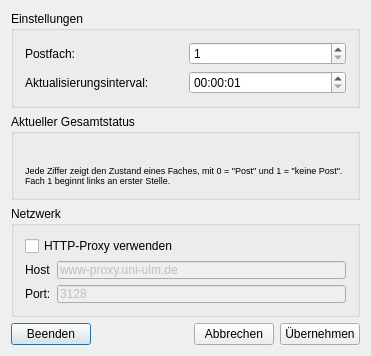
Old version of the form pndialog.ui in the repository sschober/postnot-tray.
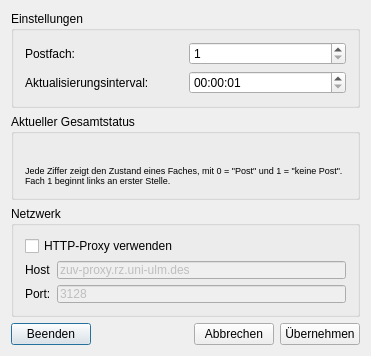
New version of the form. Icons and pictures are not drawn.

Commit message: Persistiere Proxy-Einstellungen, Zeige Nachricht bei Verbindungsproblemen

```diff
--- a/pndialog.ui
+++ b/pndialog.ui
@@ -133,7 +133,7 @@
            <bool>false</bool>
           </property>
           <property name="text">
-           <string>www-proxy.uni-ulm.de</string>
+           <string>zuv-proxy.rz.uni-ulm.des</string>
           </property>
          </widget>
         </item>
```
The commit also changes 4 other files.
